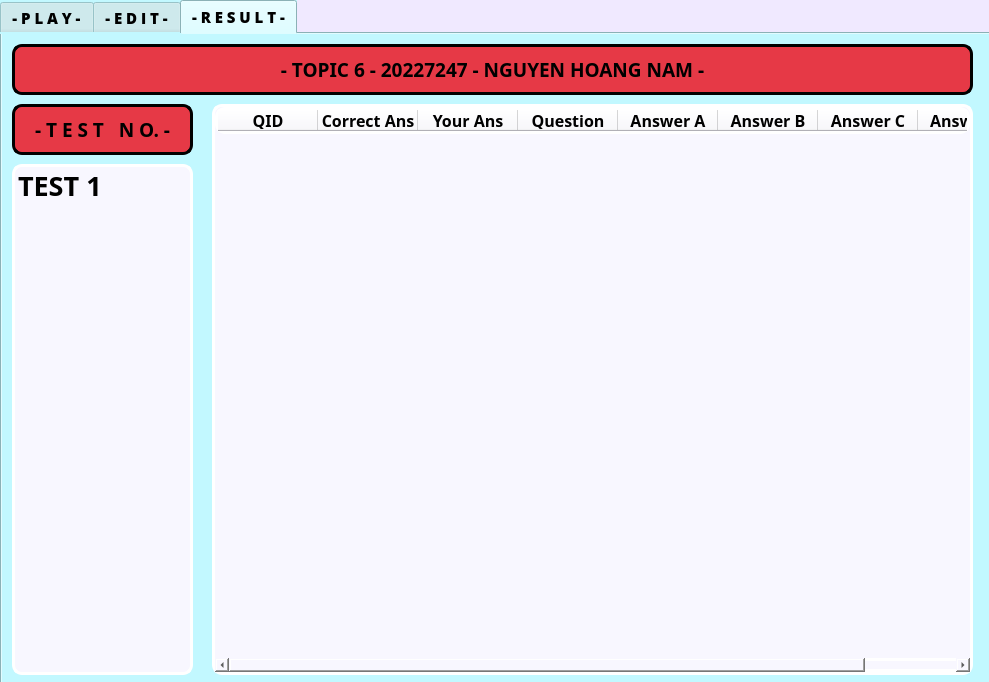
Above: form.ui from hoangnamgithub/topic6_QuizzApp_main before the change. Below: the same form after it.
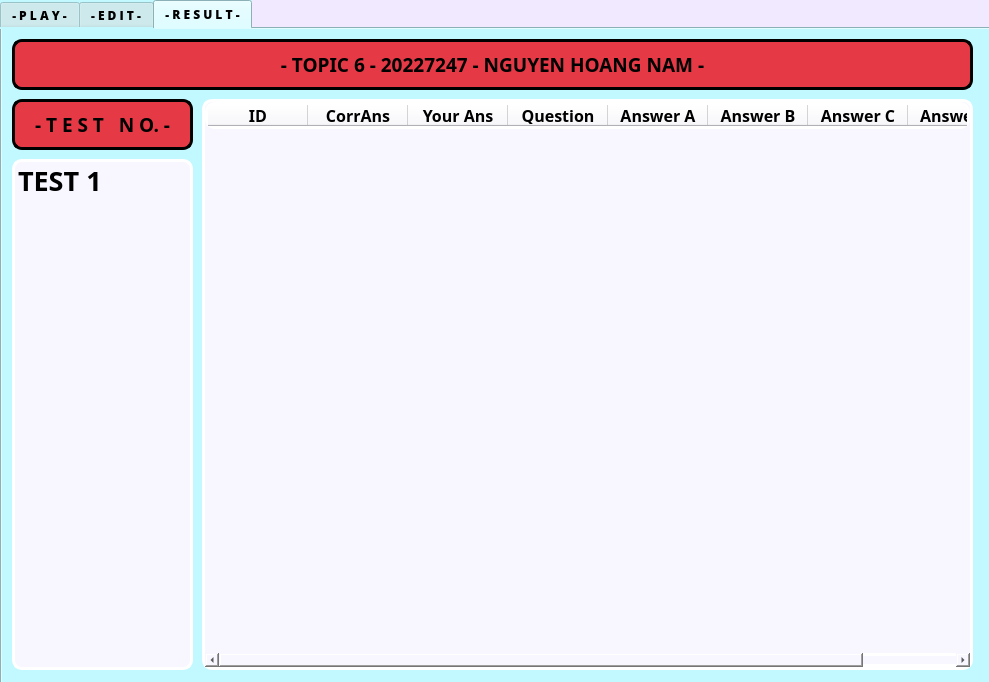
That is the form after the change. The open tabs and pages were chosen to show the change.

The edit to the form file:
```diff
--- a/form.ui
+++ b/form.ui
@@ -50,7 +50,7 @@
     <property name="font">
      <font>
       <family>Open Sans ExtraBold</family>
-      <pointsize>11</pointsize>
+      <pointsize>9</pointsize>
       <bold>true</bold>
      </font>
     </property>
@@ -1938,9 +1938,9 @@
      <widget class="QTableWidget" name="tableWidget_2">
       <property name="geometry">
        <rect>
-        <x>210</x>
+        <x>200</x>
         <y>70</y>
-        <width>761</width>
+        <width>771</width>
         <height>571</height>
        </rect>
       </property>
@@ -1958,7 +1958,7 @@
       </property>
       <column>
        <property name="text">
-        <string>QID</string>
+        <string>ID</string>
        </property>
        <property name="font">
         <font>
@@ -1970,7 +1970,7 @@
       </column>
       <column>
        <property name="text">
-        <string>Correct Ans</string>
+        <string>CorrAns</string>
        </property>
        <property name="font">
         <font>
```
Left out of the diff: 6 changed lines with no effect on the pictures.
